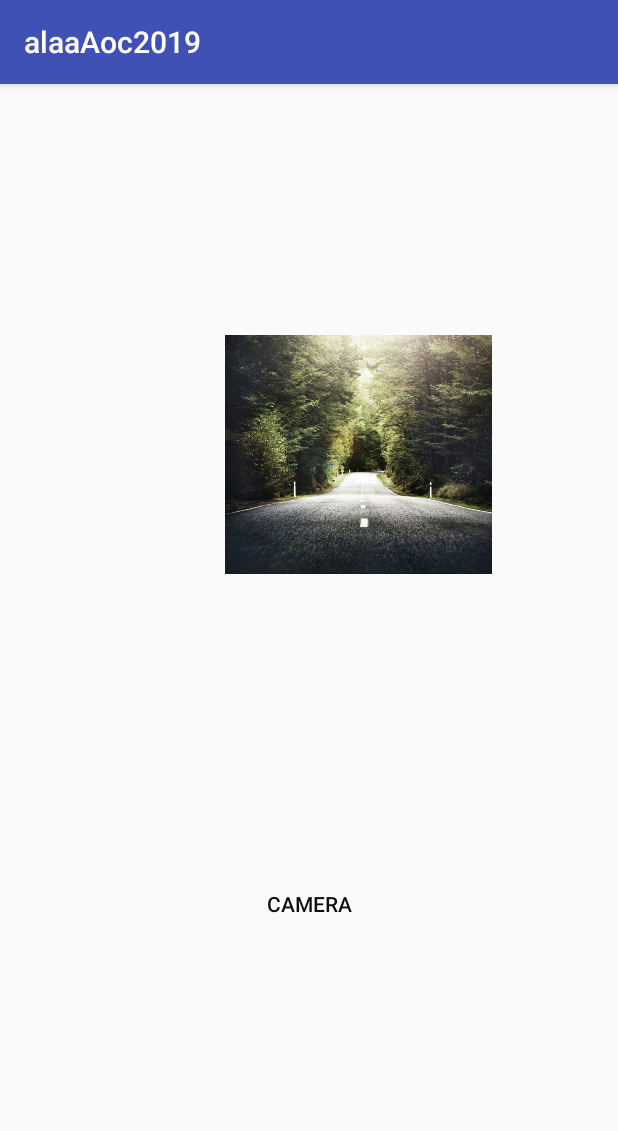
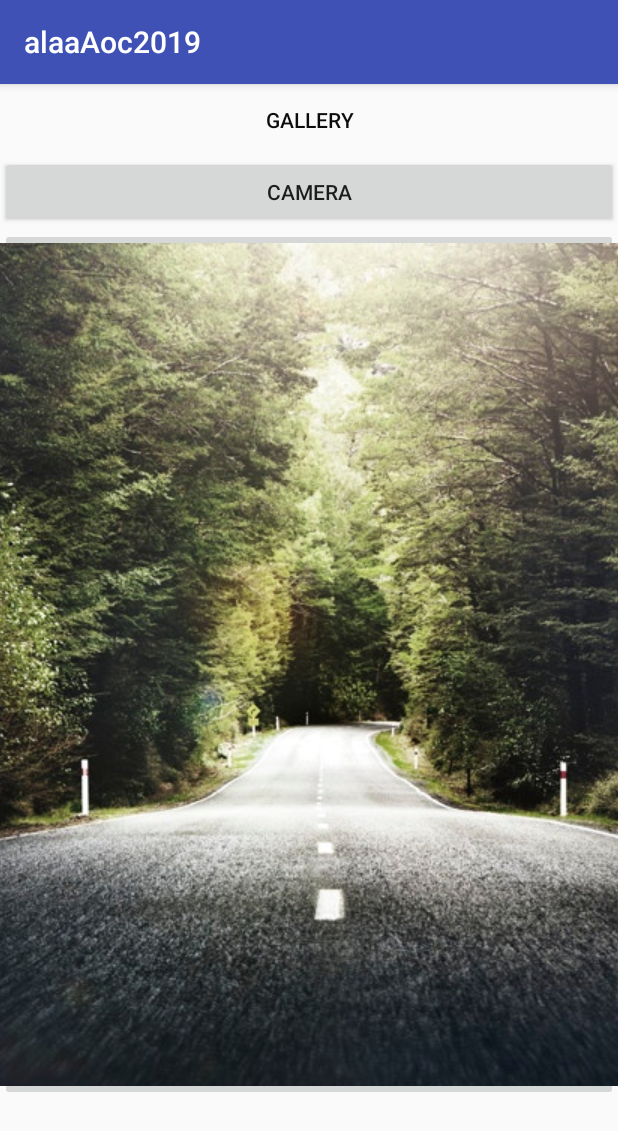
Before and after one commit to alaayouni/alaaAoc20191, an Android app: the CameraActivity screen opened directly, with no data from a screen before it, on a phone screen of 412 x 824 dp. Shown: the top 1131 px of the screen. Run offline under Robolectric (Android 15) with nearby library versions, the phone set to English and light mode, and no system bars.

Commit message:
m vcb5nh vkckuyy

```diff
--- a/app/src/main/java/y2019/aoc/alaa/alaaaoc2019/CameraActivity.java
+++ b/app/src/main/java/y2019/aoc/alaa/alaaaoc2019/CameraActivity.java
@@ -17,45 +17,60 @@ import java.io.FileNotFoundException;
 public class CameraActivity extends AppCompatActivity implements View.OnClickListener {
     Bitmap bitmap;
     ImageView imageView;
-    Button btGallery, btTakePhoto;
+    private static final int SELECT_IMAGE = 1;
+    Button btGallery;
 
 
 
     private static final int CAMERA_REQUEST = 0;
-    private static final int SELECTIMAGE = 0;
+    Button btTakePhot;
+
     @Override
 
     protected void onCreate(Bundle savedInstanceState) {
         super.onCreate(savedInstanceState);
         setContentView(R.layout.activity_camera);
+        imageView=findViewById(R.id.ImageButton);
+        btGallery =findViewById(R.id.Gallery);
+        btTakePhot =findViewById(R.id.Camera);
+        imageView.setOnClickListener(this);
+        btTakePhot.setOnClickListener(this);
+        btGallery.setOnClickListener(this);
+
+
+
     }
 
     public void onClick(View view) {
 
-        if (view == btTakePhoto) {
+        if (view == btTakePhot) {
             Intent i = new Intent(MediaStore.ACTION_IMAGE_CAPTURE);
             startActivityForResult(i, CAMERA_REQUEST);
         } else {
 
         }
+        Intent i =new
+        Intent(Intent.ACTION_PICK,android.provider.MediaStore.Images.Media.EXTERNAL_CONTENT_URI);
+        startActivityForResult(i, SELECT_IMAGE);
+
+
     }
 
+
     public void onActivityResult(int requestCode, int resultCode, Intent data) {
+
         if (requestCode == CAMERA_REQUEST && resultCode == Activity.RESULT_OK) {
 
             bitmap = (Bitmap) data.getExtras().get("data");
 
             imageView.setImageBitmap(bitmap);
         }
-        else if(requestCode == SELECTIMAGE &&resultCode == Activity.RESULT_OK) {
 
 
-
-
+        else if(requestCode == SELECT_IMAGE &&resultCode == Activity.RESULT_OK) {
 
             Uri targetUri = data.getData();
             try {
-//Decode an input stream into a bitmap.
                 bitmap = BitmapFactory.decodeStream(getContentResolver().openInputStream(targetUri));
                 imageView.setImageBitmap(bitmap);
             } catch (FileNotFoundException e) {
--- a/app/src/main/res/layout/activity_camera.xml
+++ b/app/src/main/res/layout/activity_camera.xml
@@ -7,26 +7,26 @@
     android:orientation="vertical"
     tools:context=".CameraActivity">
 
-    <ImageView
-        android:id="@+id/imageView"
-        android:layout_width="178dp"
-        android:layout_height="399dp"
-        android:layout_marginEnd="213dp"
-        android:layout_marginStart="150dp"
-        android:layout_marginTop="47dp"
-        android:src="@drawable/road"
-        app:layout_constraintEnd_toEndOf="parent"
-        app:layout_constraintStart_toStartOf="parent"
-        app:layout_constraintTop_toTopOf="parent" />
-
     <Button
-        android:id="@+id/camera"
+        android:id="@+id/Camera"
         android:layout_width="match_parent"
-        android:layout_height="200dp"
+        android:layout_height="wrap_content"
         android:background="#00E6E1E1"
-        android:text="camera"
+        android:text="Gallery"
         android:textColor="#FD0A0A0A"
         android:textColorHint="#F8F8F8" />
 
+    <Button
+        android:id="@+id/Gallery"
+        android:layout_width="match_parent"
+        android:layout_height="wrap_content"
+        android:text="Camera" />
+
+    <ImageButton
+        android:id="@+id/ImageButton"
+        android:layout_width="match_parent"
+        android:layout_height="wrap_content"
+        app:srcCompat="@drawable/road" />
+
 
 </LinearLayout>
```
